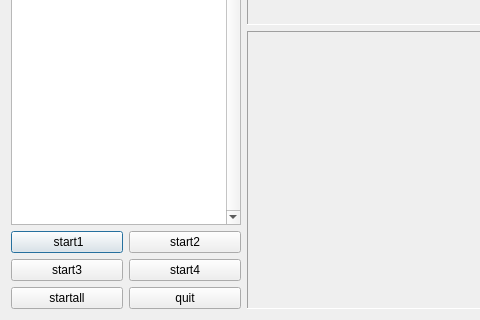
zhehuaz/GoProMultiSreen, file test812/framainwindow.ui: the form before one commit; both pictures show x 0 to 480 and y 264 to 584 of the 1024 by 584 pixel window.
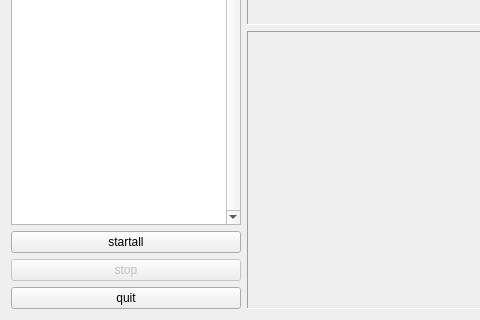
The form after the commit.

Commit message: Add stop record button

What changed in the file:
```diff
--- a/test812/framainwindow.ui
+++ b/test812/framainwindow.ui
@@ -33,43 +33,25 @@
      </item>
      <item>
       <layout class="QGridLayout" name="gridLayout_2">
-       <item row="0" column="0">
-        <widget class="QPushButton" name="start1btn">
-         <property name="text">
-          <string> start1</string>
+       <item row="7" column="1">
+        <widget class="QPushButton" name="stopbtn">
+         <property name="enabled">
+          <bool>false</bool>
          </property>
-        </widget>
-       </item>
-       <item row="0" column="1">
-        <widget class="QPushButton" name="start2btn">
          <property name="text">
-          <string>start2</string>
+          <string>stop</string>
          </property>
         </widget>
        </item>
-       <item row="1" column="0">
-        <widget class="QPushButton" name="start3btn">
-         <property name="text">
-          <string>start3</string>
-         </property>
-        </widget>
-       </item>
-       <item row="1" column="1">
-        <widget class="QPushButton" name="start4btn">
-         <property name="text">
-          <string>start4</string>
-         </property>
-        </widget>
-       </item>
-       <item row="2" column="0">
+       <item row="2" column="1">
         <widget class="QPushButton" name="startAllBtn">
          <property name="text">
           <string>startall</string>
          </property>
         </widget>
        </item>
-       <item row="2" column="1">
-        <widget class="QPushButton" name="quit">
+       <item row="8" column="1">
+        <widget class="QPushButton" name="quitbtn">
          <property name="text">
           <string>quit</string>
          </property>
```
The commit also changes 5 other files.
